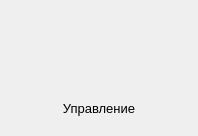
Before: the Qt Designer form device/res/frm_control_device.ui in mcsltd/mcs-inRat-monitor, drawn with Qt 5.
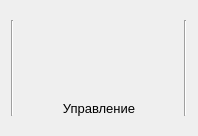
After: the same form once the commit is applied. Icons and pictures are not drawn.

Diff of the .ui file:
```diff
--- a/device/res/frm_control_device.ui
+++ b/device/res/frm_control_device.ui
@@ -13,8 +13,15 @@
   <property name="windowTitle">
    <string>Frame</string>
   </property>
-  <layout class="QVBoxLayout" name="verticalLayout_2">
-   <item>
+  <layout class="QGridLayout" name="gridLayout">
+   <item row="0" column="0">
+    <widget class="Line" name="line_2">
+     <property name="orientation">
+      <enum>Qt::Orientation::Vertical</enum>
+     </property>
+    </widget>
+   </item>
+   <item row="0" column="1">
     <layout class="QVBoxLayout" name="verticalLayout">
      <item>
       <layout class="QHBoxLayout" name="horizontalLayout">
@@ -125,6 +132,13 @@
      </item>
     </layout>
    </item>
+   <item row="0" column="2">
+    <widget class="Line" name="line">
+     <property name="orientation">
+      <enum>Qt::Orientation::Vertical</enum>
+     </property>
+    </widget>
+   </item>
   </layout>
  </widget>
  <resources>
```
